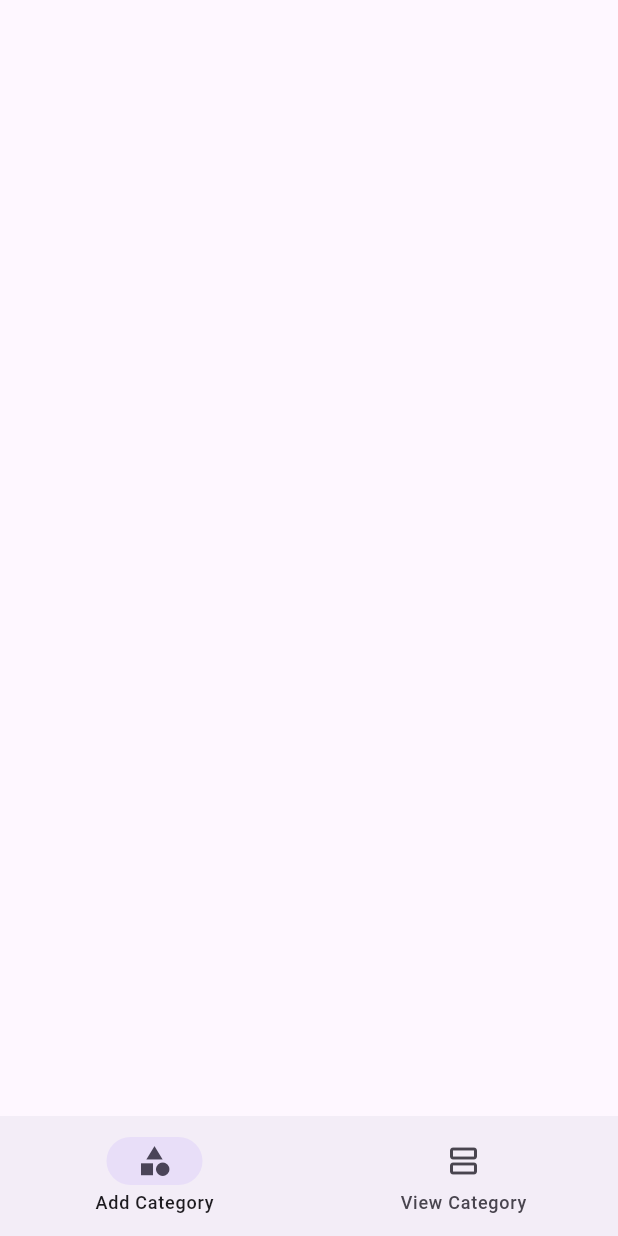
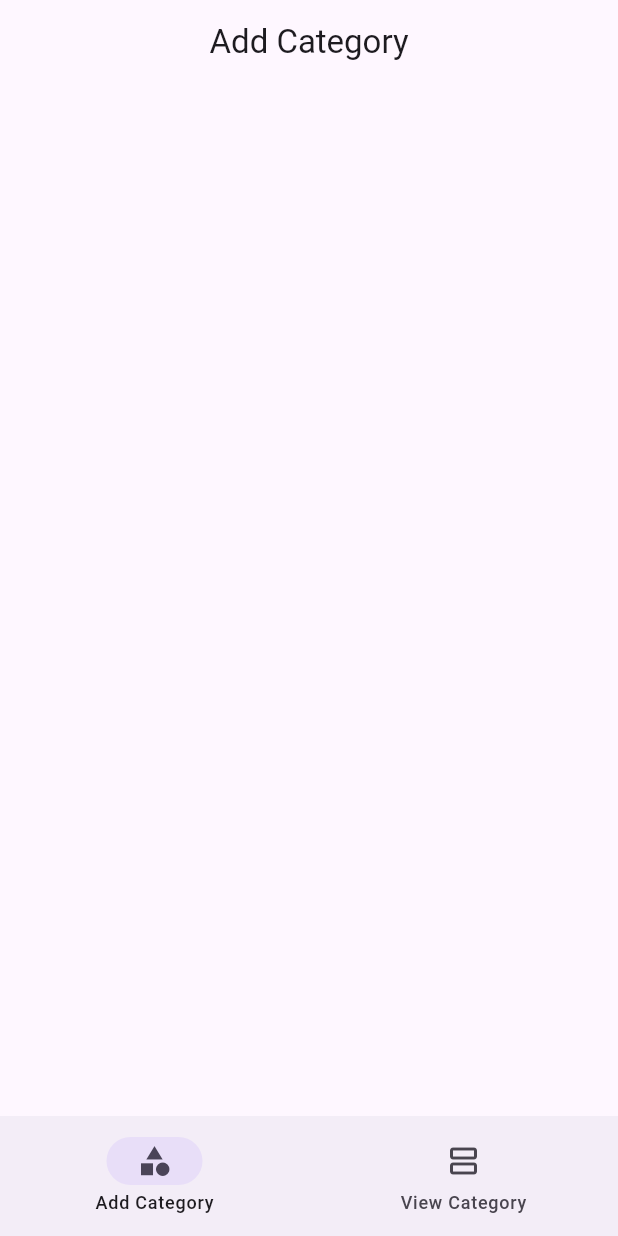
Before and after one commit to Vaibhav-Bhalala/Budget_tracker_app, a Flutter app: the screen it shows after launch, on a phone screen of 412 x 824 dp. Run offline on Flutter 3.47's test engine with Material 2 defaults, Android fonts, the phone set to English and light mode, and no system bars; our stand-ins replace get.

```diff
--- /dev/null
+++ b/lib/Controllers/navigation_controller.dart
@@ -0,0 +1,16 @@
+import 'package:budget_tracker_app/Model/navigation_model.dart';
+import 'package:flutter/cupertino.dart';
+import 'package:get/get.dart';
+
+class NavigationController extends GetxController {
+  NavigationModel navigationModel = NavigationModel(selectedIndex: 0);
+  PageController pageController = PageController();
+
+  void changeTab({required int val}) {
+    navigationModel.selectedIndex = val;
+
+    pageController.animateToPage(val,
+        duration: Duration(milliseconds: 200), curve: Curves.linear);
+    update();
+  }
+}
--- /dev/null
+++ b/lib/Model/navigation_model.dart
@@ -0,0 +1,5 @@
+class NavigationModel {
+  int selectedIndex;
+
+  NavigationModel({required this.selectedIndex});
+}
--- /dev/null
+++ b/lib/Views/Components/Pages/add_category.dart
@@ -0,0 +1,15 @@
+import 'package:flutter/material.dart';
+
+class AddCategory extends StatelessWidget {
+  const AddCategory({super.key});
+
+  @override
+  Widget build(BuildContext context) {
+    return Scaffold(
+      appBar: AppBar(
+        title: Text("Add Category"),
+        centerTitle: true,
+      ),
+    );
+  }
+}
--- a/lib/Views/Screens/home_page.dart
+++ b/lib/Views/Screens/home_page.dart
@@ -1,17 +1,23 @@
+import 'package:budget_tracker_app/Controllers/navigation_controller.dart';
+import 'package:budget_tracker_app/Views/Components/Pages/add_category.dart';
+import 'package:budget_tracker_app/Views/Components/Pages/view_category.dart';
 import 'package:flutter/material.dart';
+import 'package:get/get.dart';
 
-class HomePage extends StatefulWidget {
-  const HomePage({super.key});
+class HomePage extends StatelessWidget {
+  HomePage({super.key});
+  var data = Get.put(NavigationController());
+  List<Widget> PageList = [AddCategory(), ViewCategory()];
 
-  @override
-  State<HomePage> createState() => _HomePageState();
-}
-
-class _HomePageState extends State<HomePage> {
   @override
   Widget build(BuildContext context) {
     return Scaffold(
-        bottomNavigationBar: NavigationBar(
+      bottomNavigationBar: GetBuilder<NavigationController>(
+        builder: (_) => NavigationBar(
+          selectedIndex: data.navigationModel.selectedIndex,
+          onDestinationSelected: (val) {
+            data.changeTab(val: val);
+          },
           destinations: [
             NavigationDestination(
               icon: Icon(Icons.category),
@@ -22,6 +28,17 @@ class _HomePageState extends State<HomePage> {
               label: "View Category",
             ),
           ],
-    ));
+        ),
+      ),
+      body: GetBuilder<NavigationController>(
+        builder: (_) => PageView(
+          onPageChanged: (val) {
+            data.changeTab(val: val);
+          },
+          controller: data.pageController,
+          children: PageList,
+        ),
+      ),
+    );
   }
 }
```
Also changed, not shown: lib/Views/Components/Pages/view_category.dart (added, +15 -0 lines). Lines whose indentation alone changed are shown as unchanged.
